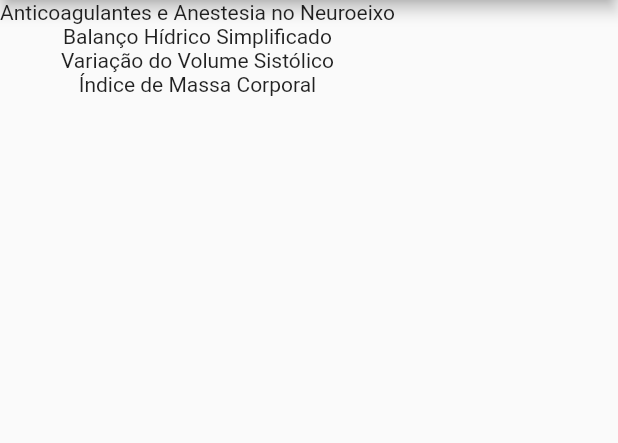
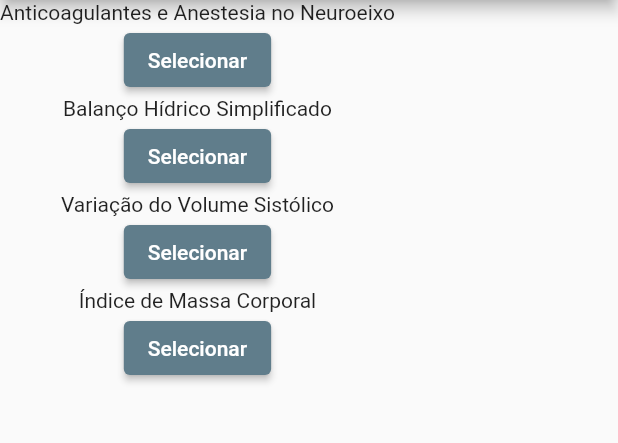
Before and after one commit to patrickkaic/AxCalc, a Flutter app: the screen it shows after launch, on a phone screen of 412 x 824 dp, the part 84-527 px from its top. Run offline on Flutter 3.47's test engine with Material 2 defaults, Android fonts, the phone set to English and light mode, and no system bars.

Commit message:
changes in lib files

```diff
--- a/lib/home_page.dart
+++ b/lib/home_page.dart
@@ -1,4 +1,4 @@
-// ignore_for_file: prefer_const_constructors, unnecessary_import, implementation_imports, unused_import, prefer_const_constructors_in_immutables, use_key_in_widget_constructors
+// ignore_for_file: prefer_const_constructors, unnecessary_import, implementation_imports, unused_import, prefer_const_constructors_in_immutables, use_key_in_widget_constructors, avoid_print
 import 'package:flutter/material.dart';
 import 'package:flutter/src/widgets/container.dart';
 import 'package:flutter/src/widgets/framework.dart';
@@ -11,6 +11,10 @@ class HomePage extends StatelessWidget {
     'Índice de Massa Corporal',
   ];
 
+  resposta() {
+    print("Selecionado");
+  }
+
   @override
   Widget build(BuildContext context) {
     return Scaffold(
@@ -20,17 +24,25 @@ class HomePage extends StatelessWidget {
       ),
       body: Column(
         children: [
-          Text(
-            items[0],
+          Text(items[0]),
+          ElevatedButton(
+            onPressed: resposta,
+            child: Text("Selecionar"),
           ),
-          Text(
-            items[1],
+          Text(items[1]),
+          ElevatedButton(
+            onPressed: resposta,
+            child: Text("Selecionar"),
           ),
-          Text(
-            items[2],
+          Text(items[2]),
+          ElevatedButton(
+            onPressed: resposta,
+            child: Text("Selecionar"),
           ),
-          Text(
-            items[3],
+          Text(items[3]),
+          ElevatedButton(
+            onPressed: resposta,
+            child: Text("Selecionar"),
           ),
         ],
       ),
```
